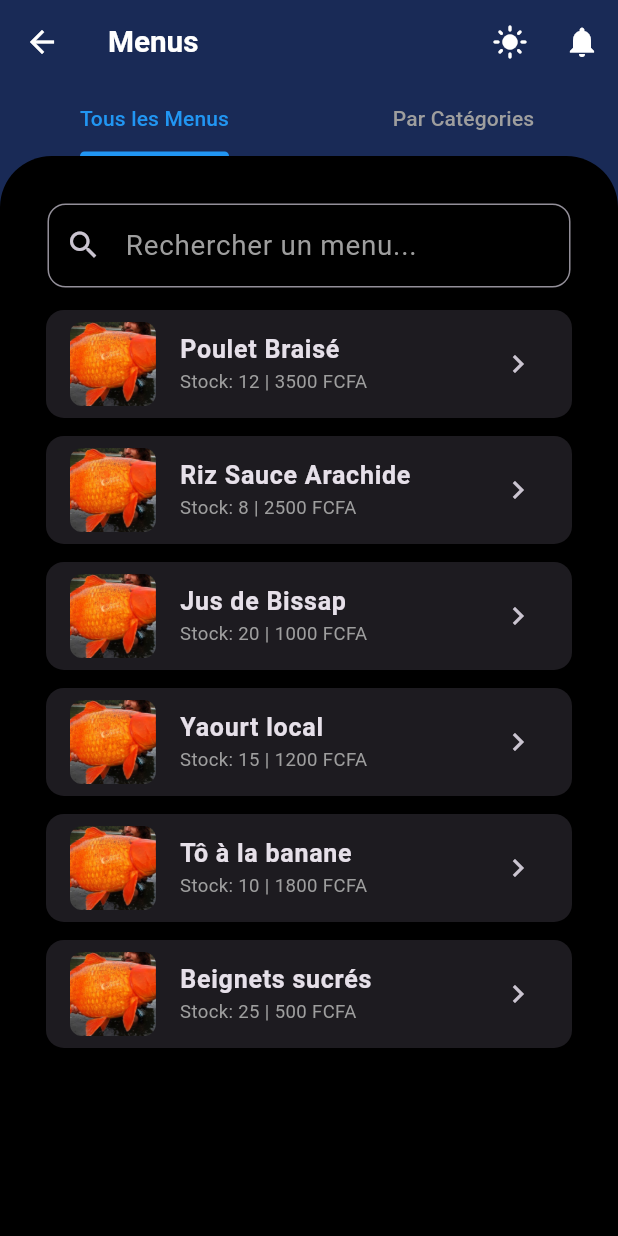
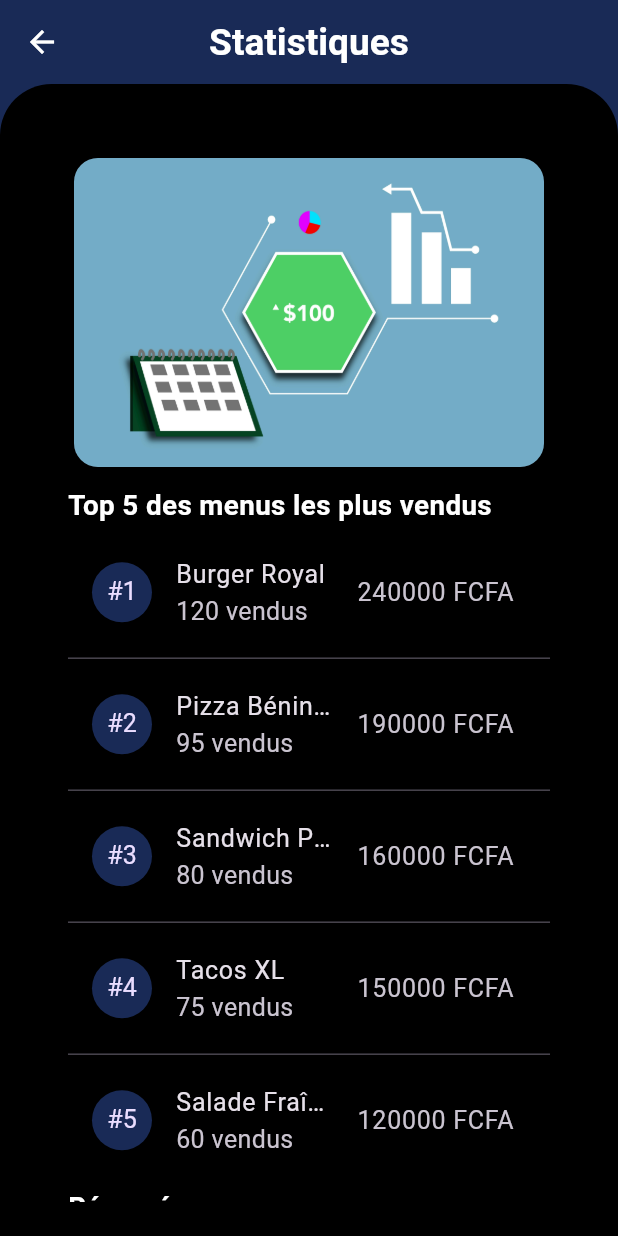
Before and after one commit to DenisGhg/NedFoodAdmin, a Flutter app: the screen it shows after launch, after a tap on "Menus", after a tap on "Statistiques", on a phone screen of 412 x 824 dp. Run offline on Flutter 3.47's test engine with Material 3 defaults, Android fonts, the light colour scheme and no system bars; our stand-ins replace awesome_bottom_bar, intl_phone_number_input, timeline_tile.

Commit message:
Page des Statistiques

```diff
--- /dev/null
+++ b/devtools_options.yaml
@@ -0,0 +1,3 @@
+description: This file stores settings for Dart & Flutter DevTools.
+documentation: https://docs.flutter.dev/tools/devtools/extensions#configure-extension-enablement-states
+extensions:
--- a/lib/constants/images_paths.dart
+++ b/lib/constants/images_paths.dart
@@ -1,5 +1,5 @@
 class ImagesPaths{
   static String MENUIMAGE = "assets/images/poisson2.png";
-
+  static String STATIMAGE = "assets/images/stat.jpg";
 
 }
--- a/lib/constants/routes.dart
+++ b/lib/constants/routes.dart
@@ -1,16 +1,17 @@
 import 'package:flutter/material.dart';
 import 'package:ned_food_admin/views/pages/a_homepage.dart';
 import 'package:ned_food_admin/views/pages/a_main_page.dart';
-import 'package:ned_food_admin/views/pages/menus_pages/add_or_edit_menu_page.dart';
 import 'package:ned_food_admin/views/pages/menus_pages/menu_main_page.dart';
 import 'package:ned_food_admin/views/pages/order_pages/order_history_page.dart';
+import 'package:ned_food_admin/views/pages/stat_pages/stat_page.dart';
 
 
 Map<String, Widget Function(BuildContext)> routes = {
   '/a_homepage': (context) => const AHomepage(),
   '/a_mainPage' : (context) => const AMainPage(),
   '/menu_main_page' : (context) => const MenuMainPage(),
-  '/order_history_page' : (context) => const OrderHistoryPage()
+  '/order_history_page' : (context) => const OrderHistoryPage(),
+  '/stat_page' : (context) => const StatPage(),
 
   //TALENT PAGES
 };
@@ -21,5 +22,6 @@ class AppRoutes{
   static const String MENUMAINPAGE = '/menu_main_page';
   static const String ADDOREDITMENUPAGE = '/add_or_edit_menu_page';
   static const String ORDERHISTORYPAGE = '/order_history_page';
+  static const String STATPAGE = '/stat_page';
 
 }
--- a/lib/views/pages/a_homepage.dart
+++ b/lib/views/pages/a_homepage.dart
@@ -20,7 +20,7 @@ class _AHomepageState extends State<AHomepage> {
   //Liste de Menus avec MenuCard
   final List<MenuCard> _menus = [
     MenuCard(title: 'Menus', icon: Icons.store, routeName: AppRoutes.MENUMAINPAGE,),
-    MenuCard(title: 'Statistiques', icon: Icons.bar_chart, routeName: AppRoutes.MENUMAINPAGE,),
+    MenuCard(title: 'Statistiques', icon: Icons.bar_chart, routeName: AppRoutes.STATPAGE,),
     MenuCard(title: 'Commandes', icon: Icons.list_alt, routeName: AppRoutes.ORDERHISTORYPAGE,),
     MenuCard(title: 'Historique', icon: Icons.history, routeName: AppRoutes.MENUMAINPAGE),
   ];
--- /dev/null
+++ b/lib/views/pages/stat_pages/stat_page.dart
@@ -0,0 +1,162 @@
+import 'package:flutter/material.dart';
+import 'package:ned_food_admin/constants/images_paths.dart';
+import 'package:ned_food_admin/views/models_ui/body_with_border_top_radius.dart';
+import 'package:ned_food_admin/views/sizes/app_sizes.dart';
+import 'package:ned_food_admin/views/sizes/text_sizes.dart';
+
+import '../../../widgets/app_text.dart';
+import '../../colors/app_colors.dart';
+
+class StatPage extends StatelessWidget {
+  const StatPage({super.key});
+
+  @override
+  Widget build(BuildContext context) {
+    // Données fictives
+    final topMenus = [
+      {'name': 'Burger Royal', 'sold': 120, 'total': 240000},
+      {'name': 'Pizza Béninoise', 'sold': 95, 'total': 190000},
+      {'name': 'Sandwich Poulet', 'sold': 80, 'total': 160000},
+      {'name': 'Tacos XL', 'sold': 75, 'total': 150000},
+      {'name': 'Salade Fraîche', 'sold': 60, 'total': 120000},
+    ];
+
+    //  Liste centralisée des infos des InfotCards
+    final List<Map<String, dynamic>> infoData = [
+      {
+        'icon': Icons.attach_money,
+        'title': "Revenus",
+        'value': '20000000 FCFA',
+      },
+      {
+        'icon': Icons.people,
+        'title': "Clients",
+        'value': '50',
+
+      },
+      {
+        'icon': Icons.shopping_cart,
+        'title': "Commandes",
+        'value': '800',
+      },
+      {
+        'icon': Icons.restaurant_menu,
+        'title': "Menus",
+        'value': '42',
+      },
+    ];
+
+
+    return Scaffold(
+      appBar: AppBar(
+        title: AppText(text: "Statistiques", fontWeight: FontWeight.bold, fontSize: context.largeText,),
+        centerTitle: true,
+      ),
+      body: BodyWithBorderTopRadius(
+        child: SingleChildScrollView(
+          padding: EdgeInsets.all(context.defaultPagePadding),
+          child: Column(
+            crossAxisAlignment: CrossAxisAlignment.start,
+            children: [
+              //  Graphique (image simulée)
+              Card(
+                elevation: 4,
+                shape: RoundedRectangleBorder(borderRadius: BorderRadius.circular(16)),
+                child: ClipRRect(
+                  borderRadius: BorderRadius.circular(16),
+                  child: Image.asset(
+                    ImagesPaths.STATIMAGE,
+                    fit: BoxFit.cover,
+                    height: context.screenHeight * 0.25,
+                    width: double.infinity,
+                  ),
+                ),
+              ),
+              SizedBox(height: context.defaultSpacing,),
+
+              //  Top 5 menus
+              AppText(text: "Top 5 des menus les plus vendus", fontSize: context.mediumText, fontWeight: FontWeight.bold,),
+              SizedBox(height: context.defaultSpacing,),
+
+              ListView.separated(
+                shrinkWrap: true,
+                physics: const NeverScrollableScrollPhysics(),
+                itemCount: topMenus.length,
+                separatorBuilder: (_, __) => const Divider(),
+                itemBuilder: (context, index) {
+                  final item = topMenus[index];
+                  return ListTile(
+                    leading: CircleAvatar(
+                      backgroundColor: AppColors.primaryColor(context),
+                      child: AppText(text: '#${index + 1}'),
+                    ),
+                    title: AppText(text: "${item['name']}"),
+                    subtitle: AppText(text: '${item['sold']} vendus'),
+                    trailing: AppText(text: '${item['total']} FCFA'),
+                  );
+                },
+              ),
+              SizedBox(height: context.defaultSpacing,),
+
+              //  Cartes de stats
+              AppText(text: "Résumé", fontSize: context.mediumText, fontWeight: FontWeight.bold,),
+              SizedBox(height: context.defaultSpacing,),
+
+              GridView.count(
+                shrinkWrap: true,
+                crossAxisCount: 2,
+                crossAxisSpacing: 12,
+                mainAxisSpacing: 12,
+                physics: const NeverScrollableScrollPhysics(),
+                children: infoData.map((data) {
+                  return InfotCard(
+                    icon: data['icon'],
+                    title: data['title'],
+                    value: data['value'],
+                  );
+                }).toList(),
+              ),
+            ],
+          ),
+        ),
+      ),
+    );
+  }
+}
+
+// InfotCard widget
+class InfotCard extends StatelessWidget {
+  final IconData icon;
+  final String title;
+  final String value;
+
+  const InfotCard({
+    super.key,
+    required this.icon,
+    required this.title,
+    required this.value,
+  });
+
+  @override
+  Widget build(BuildContext context) {
+    return Container(
+      width: context.screenWidth * 0.4,
+      height: context.screenHeight * 0.25,
+      padding: EdgeInsets.all(context.defaultPagePadding),
+      decoration: BoxDecoration(
+        color: AppColors.primaryColor(context),
+        borderRadius: BorderRadius.circular(context.referenceSize * 2),
+      ),
+      child: Column(
+        crossAxisAlignment: CrossAxisAlignment.center,
+        children: [
+          Icon(icon, size: context.referenceSize * 3, color: AppColors.blueColor,),
+          const SizedBox(height: 8),
+          AppText(text: title, color: AppColors.greyColor,),
+          const SizedBox(height: 4),
+          AppText(text: value, fontSize: context.smallText,),
+        ],
+      ),
+    );
+  }
+}
```
Also changed, not shown: assets/images/stat.jpg (added).
